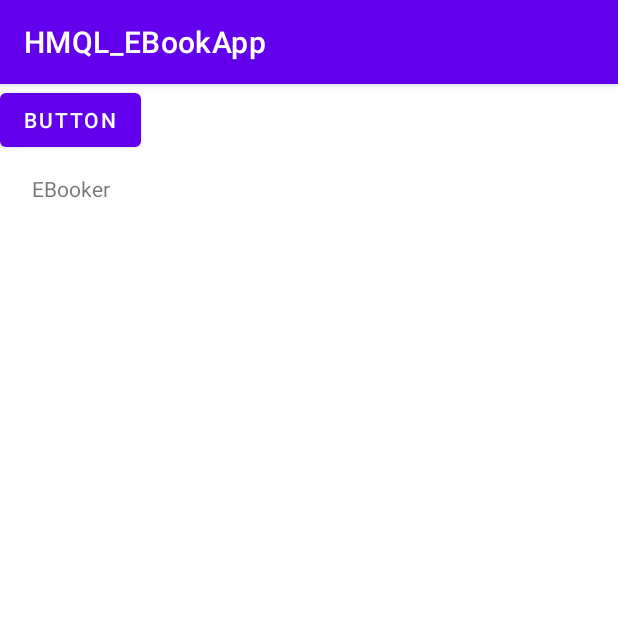
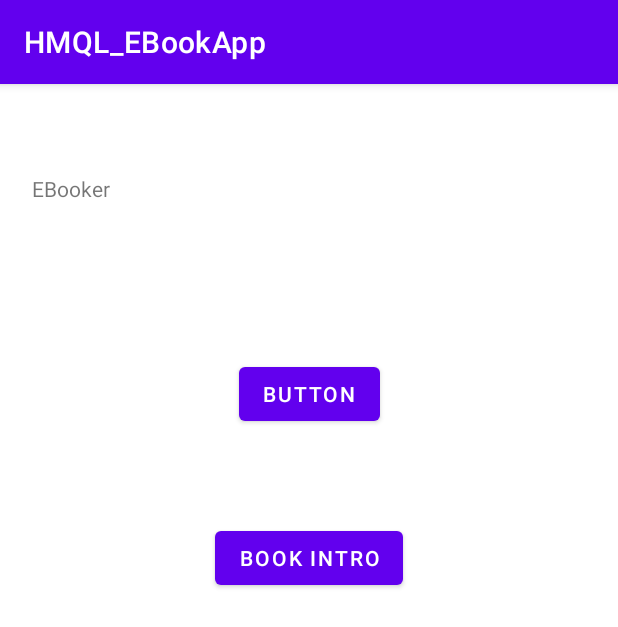
Before and after one commit to NguyenQuang179/HMQL_Mobile_20KTPM1_EBookApp, an Android app: the screen it shows after launch (MainActivity), on a phone screen of 412 x 824 dp. Shown: the top 627 px of the screen. Run offline under Robolectric (Android 15) with nearby library versions, the phone set to English and light mode, and no system bars.

Commit message:
minor change  to book introduction

```diff
--- a/app/build.gradle
+++ b/app/build.gradle
@@ -38,8 +38,6 @@ dependencies {
     implementation 'com.google.android.material:material:1.8.0'
     implementation 'androidx.constraintlayout:constraintlayout:2.1.4'
     implementation 'com.itextpdf:itextg:5.5.10'
-    implementation 'info.androidhive:fontawesome:0.0.5'
-    //implementation 'com.android.support:appcompat-v7:26.1.0'
     testImplementation 'junit:junit:4.13.2'
     androidTestImplementation 'androidx.test.ext:junit:1.1.5'
     androidTestImplementation 'androidx.test.espresso:espresso-core:3.5.1'
--- a/app/src/main/java/com/example/hmql_ebookapp/MainActivity.kt
+++ b/app/src/main/java/com/example/hmql_ebookapp/MainActivity.kt
@@ -17,5 +17,11 @@ class MainActivity : AppCompatActivity() {
             var intent = Intent(this, searchActivity::class.java)
             startActivity(intent);
         })
+
+        var bookintroductionbutton = findViewById<Button>(R.id.bookintrobtn);
+        bookintroductionbutton.setOnClickListener({
+            var intent = Intent(this, BookIntroductionActivity::class.java)
+            startActivity(intent);
+        })
     }
 }
--- a/app/src/main/res/layout/activity_main.xml
+++ b/app/src/main/res/layout/activity_main.xml
@@ -20,7 +20,21 @@
         android:id="@+id/button"
         android:layout_width="wrap_content"
         android:layout_height="wrap_content"
+        android:layout_marginTop="164dp"
+        android:layout_marginBottom="43dp"
         android:text="Button"
-        tools:layout_editor_absoluteX="166dp"
-        tools:layout_editor_absoluteY="166dp" />
+        app:layout_constraintBottom_toTopOf="@+id/bookintrobtn"
+        app:layout_constraintEnd_toEndOf="parent"
+        app:layout_constraintStart_toStartOf="parent"
+        app:layout_constraintTop_toTopOf="parent" />
+
+    <Button
+        android:id="@+id/bookintrobtn"
+        android:layout_width="wrap_content"
+        android:layout_height="wrap_content"
+        android:layout_marginBottom="428dp"
+        android:text="Book Intro"
+        app:layout_constraintBottom_toBottomOf="parent"
+        app:layout_constraintEnd_toEndOf="parent"
+        app:layout_constraintStart_toStartOf="parent" />
 </androidx.constraintlayout.widget.ConstraintLayout>
```
Also changed, not shown: app/src/main/res/layout/activity_book_introduction.xml (+14 -0 lines), app/src/main/res/drawable/back_button.png.
